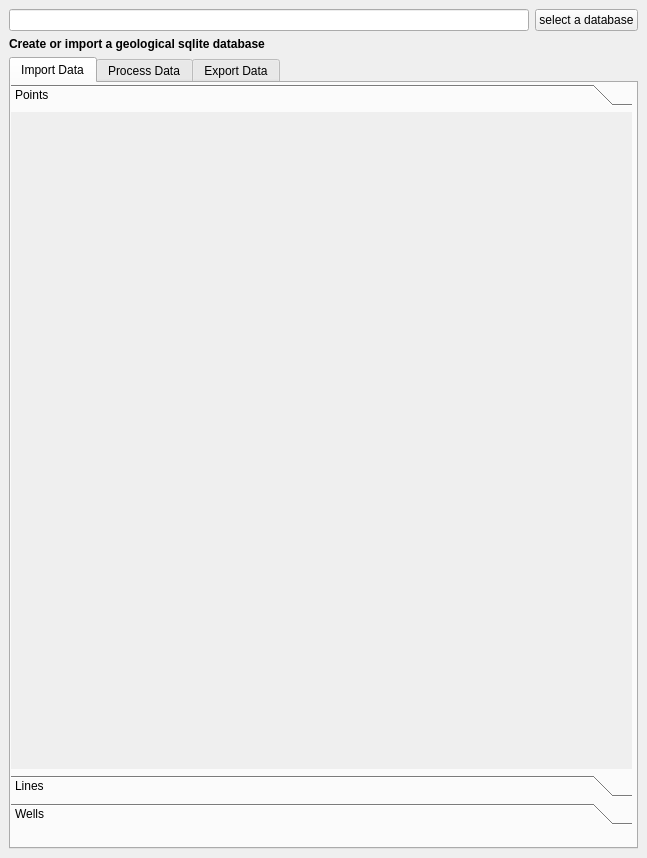
Old version of the form geological_data_processing_dockwidget_base.ui in the repository stdonn/GeologicalDataProcessing.
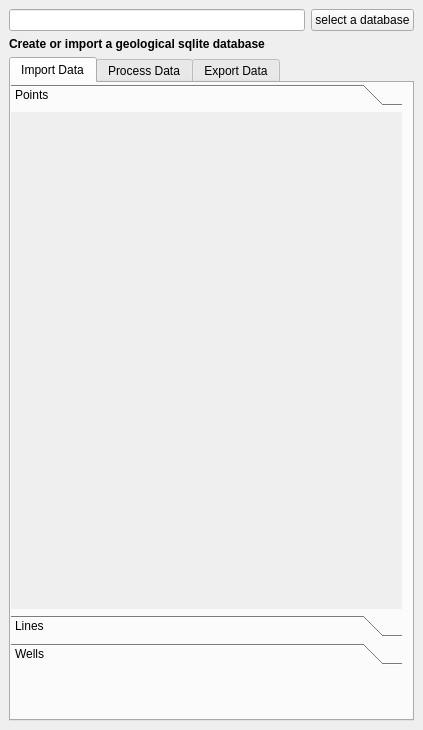
New version of the form. Icons and pictures are not drawn.

Diff of the .ui file:
```diff
--- a/geological_data_processing_dockwidget_base.ui
+++ b/geological_data_processing_dockwidget_base.ui
@@ -6,8 +6,8 @@
    <rect>
     <x>0</x>
     <y>0</y>
-    <width>647</width>
-    <height>858</height>
+    <width>423</width>
+    <height>730</height>
    </rect>
   </property>
   <property name="locale">
@@ -66,14 +66,22 @@
            <rect>
             <x>0</x>
             <y>1</y>
-            <width>621</width>
-            <height>741</height>
+            <width>391</width>
+            <height>581</height>
            </rect>
           </property>
           <layout class="QHBoxLayout" name="horizontalLayout_2">
            <item>
             <widget class="QToolBox" name="toolBox">
-             <widget class="QWidget" name="pointimport" native="true">
+             <widget class="QWidget" name="pointimport">
+              <property name="geometry">
+               <rect>
+                <x>0</x>
+                <y>0</y>
+                <width>619</width>
+                <height>646</height>
+               </rect>
+              </property>
               <attribute name="label">
                <string>Points</string>
               </attribute>
```
Left out of the diff: 18 changed lines with no effect on the pictures.
